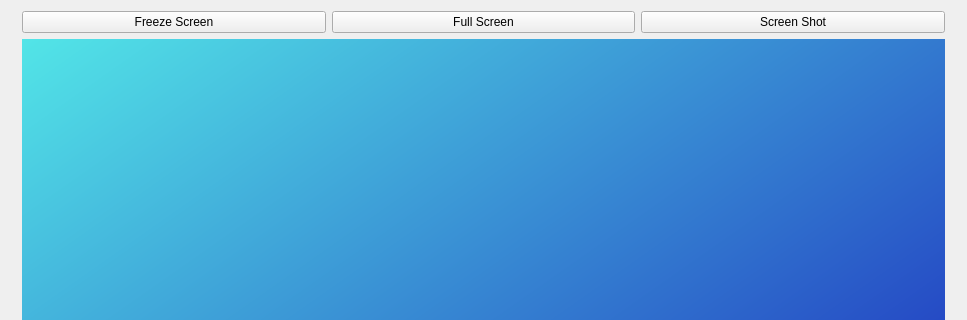
This is Client/UI/ScreenBroadcastUI.ui in yang-zhongtian/PYCM as Qt 5 draws it before an edit; both pictures show x 0 to 967 and y 0 to 320 of the 967 by 702 pixel window. The edited form follows.
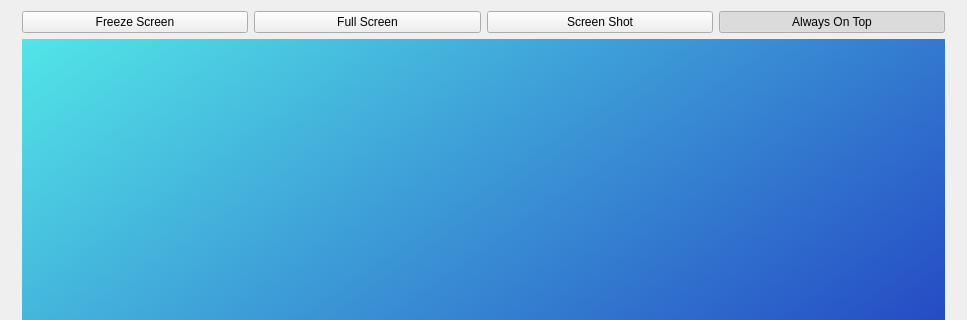
This is the edited form. Icons and pictures are not drawn.

```diff
--- a/Client/UI/ScreenBroadcastUI.ui
+++ b/Client/UI/ScreenBroadcastUI.ui
@@ -34,6 +34,12 @@
     <layout class="QHBoxLayout" name="control_box_layout">
      <item>
       <widget class="QPushButton" name="freeze_frame">
+       <property name="sizePolicy">
+        <sizepolicy hsizetype="Minimum" vsizetype="Minimum">
+         <horstretch>0</horstretch>
+         <verstretch>0</verstretch>
+        </sizepolicy>
+       </property>
        <property name="text">
         <string>Freeze Screen</string>
        </property>
@@ -44,6 +50,12 @@
      </item>
      <item>
       <widget class="QPushButton" name="full_screen">
+       <property name="sizePolicy">
+        <sizepolicy hsizetype="Minimum" vsizetype="Minimum">
+         <horstretch>0</horstretch>
+         <verstretch>0</verstretch>
+        </sizepolicy>
+       </property>
        <property name="text">
         <string>Full Screen</string>
        </property>
@@ -54,11 +66,36 @@
      </item>
      <item>
       <widget class="QPushButton" name="screen_shot">
+       <property name="sizePolicy">
+        <sizepolicy hsizetype="Minimum" vsizetype="Minimum">
+         <horstretch>0</horstretch>
+         <verstretch>0</verstretch>
+        </sizepolicy>
+       </property>
        <property name="text">
         <string>Screen Shot</string>
        </property>
       </widget>
      </item>
+     <item>
+      <widget class="QPushButton" name="always_on_top">
+       <property name="sizePolicy">
+        <sizepolicy hsizetype="Minimum" vsizetype="Minimum">
+         <horstretch>0</horstretch>
+         <verstretch>0</verstretch>
+        </sizepolicy>
+       </property>
+       <property name="text">
+        <string>Always On Top</string>
+       </property>
+       <property name="checkable">
+        <bool>true</bool>
+       </property>
+       <property name="checked">
+        <bool>true</bool>
+       </property>
+      </widget>
+     </item>
     </layout>
    </item>
    <item>
```
Left out of the diff: 33 changed lines with no effect on the pictures.
